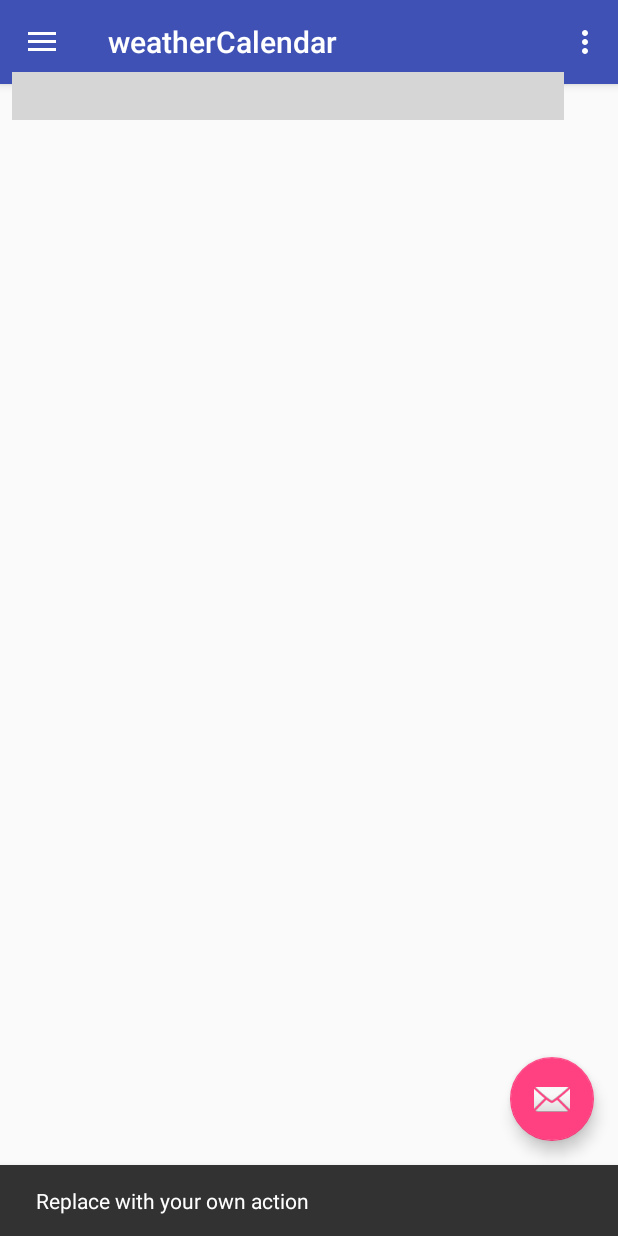
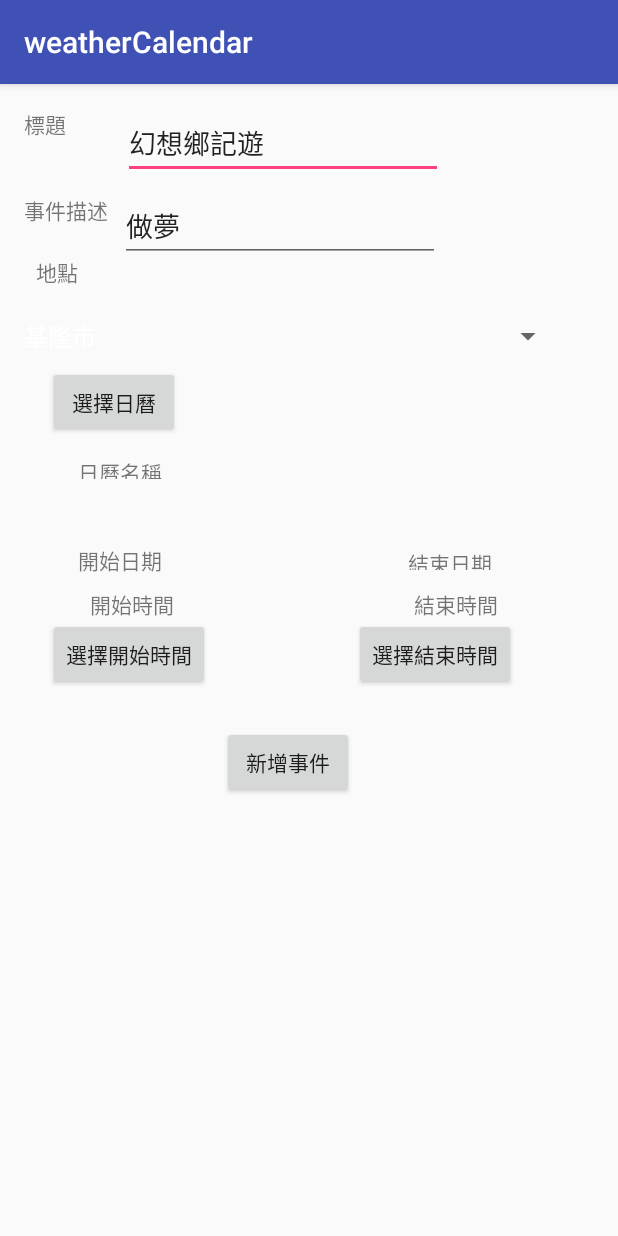
Before and after one commit to sappy5678/weather_calendar, an Android app: the MainActivity screen opened directly, with no data from a screen before it, after a tap on an icon or button, on a phone screen of 412 x 824 dp. Run offline under Robolectric (Android 15) with nearby library versions, the phone set to English and light mode, and no system bars; our stand-ins replace ButterKnife; libraries missing offline, so code that uses them is left out: com.prolificinteractive.materialcalendarview; plain views replace MaterialCalendarView; 7 statements that could not run were skipped; grey boxes are pictures that could not be loaded.

Commit message:
* fix fab bug

```diff
--- a/Frontend/weatherCalendar/app/src/main/AndroidManifest.xml
+++ b/Frontend/weatherCalendar/app/src/main/AndroidManifest.xml
@@ -32,6 +32,8 @@
                 <category android:name="android.intent.category.LAUNCHER" />
             </intent-filter>
         </activity>
+        <activity android:name=".event_adder">
+        </activity>
 
         <activity
             android:name=".MainActivity"
--- a/Frontend/weatherCalendar/app/src/main/java/com/example/weathercalendar/DayCalendar.java
+++ b/Frontend/weatherCalendar/app/src/main/java/com/example/weathercalendar/DayCalendar.java
@@ -74,8 +74,8 @@ public class DayCalendar extends AppCompatActivity
         fab.setOnClickListener(new View.OnClickListener() {
             @Override
             public void onClick(View view) {
-                Snackbar.make(view, "Replace with your own action", Snackbar.LENGTH_LONG)
-                        .setAction("Action", null).show();
+                Intent jump=new Intent(getApplicationContext(),event_adder.class);
+                startActivity(jump);
             }
         });
 
--- a/Frontend/weatherCalendar/app/src/main/java/com/example/weathercalendar/MainActivity.java
+++ b/Frontend/weatherCalendar/app/src/main/java/com/example/weathercalendar/MainActivity.java
@@ -80,8 +80,8 @@ public class MainActivity extends AppCompatActivity
         fab.setOnClickListener(new View.OnClickListener() {
             @Override
             public void onClick(View view) {
-                Snackbar.make(view, "Replace with your own action", Snackbar.LENGTH_LONG)
-                        .setAction("Action", null).show();
+                Intent jump=new Intent(getApplicationContext(),event_adder.class);
+                startActivity(jump);
             }
         });
 
--- /dev/null
+++ b/Frontend/weatherCalendar/app/src/main/java/com/example/weathercalendar/event_adder.java
@@ -0,0 +1,277 @@
+package com.example.weathercalendar;
+
+import android.*;
+import android.annotation.SuppressLint;
+import android.app.DatePickerDialog;
+import android.app.TimePickerDialog;
+import android.content.ContentResolver;
+import android.content.ContentValues;
+import android.content.DialogInterface;
+import android.content.pm.PackageManager;
+import android.database.Cursor;
+import android.net.Uri;
+import android.os.Bundle;
+import android.provider.CalendarContract;
+import android.provider.CalendarContract.Events;
+import android.support.v4.app.ActivityCompat;
+import android.support.v4.content.ContextCompat;
+import android.support.v7.app.AlertDialog;
+import android.support.v7.app.AppCompatActivity;
+import android.util.Log;
+import android.view.View;
+import android.widget.AdapterView;
+import android.widget.ArrayAdapter;
+import android.widget.Button;
+import android.widget.DatePicker;
+import android.widget.EditText;
+import android.widget.Spinner;
+import android.widget.TextView;
+import android.widget.TimePicker;
+import android.widget.Toast;
+
+import java.util.ArrayList;
+import java.util.Calendar;
+import java.util.List;
+import java.util.TimeZone;
+
+import butterknife.BindView;
+
+/**
+ * Created by user on 2017/12/22.
+ */
+
+public class event_adder extends AppCompatActivity {
+    //    @BindView(R.id.titleCon)
+//    TextView title;
+//    @BindView(R.id.descriptionCon)
+//    TextView description;
+//    @BindView(R.id.locationCon)
+//    Spinner locationChosser;
+//    @BindView(R.id.beginMessage)
+//    TextView BeginMes;
+//    @BindView(R.id.endMessage)
+//    TextView EndMes;
+//    @BindView(R.id.beginTime)
+//    Button btnBeginning;
+//    @BindView(R.id.endTime)
+//    Button btnEnd;
+//    @BindView(R.id.send)
+//    Button btnSend;
+    TextView title;
+    TextView description;
+    Spinner locationChosser;
+    TextView BeginMes;
+    TextView EndMes;
+    TextView BeginTimeMes;
+    TextView EndTimeMes;
+    Button btnBeginning;
+    Button btnEnd;
+    Button btnSend;
+    Button btncalendar_chooser;
+    private DatePickerDialog dataPicker;
+    private TimePickerDialog timePicker;
+    public Calendar initCal = Calendar.getInstance();
+    private Calendar beginCal = Calendar.getInstance();
+    private Calendar endCal = Calendar.getInstance();
+    private int calendar_id = 0;
+
+    @Override
+    protected void onCreate(Bundle savedInstanceState) {
+        super.onCreate(savedInstanceState);
+        setContentView(R.layout.event_adder);
+        title = (TextView) findViewById(R.id.titleCon);
+        description = (TextView) findViewById(R.id.descriptionCon);
+        locationChosser = (Spinner) findViewById(R.id.locationCon);
+        BeginMes = (TextView) findViewById(R.id.beginMessage);
+        EndMes = (TextView) findViewById(R.id.endMessage);
+        BeginTimeMes = (TextView) findViewById(R.id.beginTimeMes);
+        EndTimeMes = (TextView) findViewById(R.id.endTimeMes);
+        btnBeginning = (Button) findViewById(R.id.beginTime);
+        btnEnd = (Button) findViewById(R.id.endTime);
+        btnSend = (Button) findViewById(R.id.send);
+        btncalendar_chooser = (Button) findViewById(R.id.calendar_chooser);
+        final String[] loc = {""};
+        final ArrayAdapter<CharSequence> lunchList = ArrayAdapter.createFromResource(getApplicationContext(),
+                R.array.TW_location,
+                android.R.layout.simple_spinner_dropdown_item);
+        locationChosser.setAdapter(lunchList);
+        locationChosser.setOnItemSelectedListener(new AdapterView.OnItemSelectedListener() {
+            @Override
+            public void onItemSelected(AdapterView<?> adapterView, View view, int i, long l) {
+                loc[0] = lunchList.getItem(i).toString();
+            }
+
+            @Override
+            public void onNothingSelected(AdapterView<?> adapterView) {
+
+            }
+        });
+        btnBeginning.setOnClickListener(new View.OnClickListener() {
+            @Override
+            public void onClick(View view) {
+                timePicker(BeginMes, BeginTimeMes, beginCal);
+
+            }
+        });
+        btnEnd.setOnClickListener(new View.OnClickListener() {
+            @Override
+            public void onClick(View view) {
+                timePicker(EndMes, EndTimeMes, endCal);
+
+            }
+        });
+        btncalendar_chooser.setOnClickListener(new View.OnClickListener() {
+            @Override
+            public void onClick(View view) {
+                query_calendar();
+            }
+        });
+        btnSend.setOnClickListener(new View.OnClickListener() {
+            @Override
+            public void onClick(View view) {
+                TimeZone zone=initCal.getTimeZone();
+
+                ContentResolver cr = getContentResolver();
+                ContentValues values = new ContentValues();
+                values.put(Events.DTSTART, beginCal.getTimeInMillis());
+                values.put(Events.DTEND, endCal.getTimeInMillis());
+                values.put(Events.TITLE, title.getText().toString());
+                values.put(Events.DESCRIPTION, description.getText().toString());
+                values.put(Events.CALENDAR_ID, calendar_id);
+                values.put(Events.EVENT_TIMEZONE, zone.getID());
+                @SuppressLint("MissingPermission") Uri uri = cr.insert(Events.CONTENT_URI, values);
+                Toast toast = Toast.makeText(event_adder.this,"新增事件中", Toast.LENGTH_LONG);
+                toast.show();
+            }
+        });
+
+//        dataPicker = new DatePickerDialog(getApplicationContext(),new DatePickerDialog.OnDateSetListener()
+//        {
+//            @Override
+//            public void onDateSet(DatePicker view, int year, int monthOfYear, int dayOfMonth)
+//            {
+////                beginCal.set(Calendar.YEAR, year);
+////                beginCal.set(Calendar.MONTH, monthOfYear);
+////                beginCal.set(Calendar.DAY_OF_MONTH, dayOfMonth);
+////                String myFormat = "yyyy/MM/dd";
+////                SimpleDateFormat sdf = new SimpleDateFormat(myFormat, Locale.TAIWAN);
+////                etBirthday.setText(sdf.format(m_Calendar.getTime()));
+//            })
+//        };
+    }
+    protected void timePicker(final TextView Mes,final TextView TimeMes,final Calendar cal)
+    {
+        dataPicker=new DatePickerDialog(event_adder.this, new DatePickerDialog.OnDateSetListener() {
+            @Override
+            public void onDateSet(DatePicker datePicker, int year, int month, int dayOfMonth) {
+                cal.set(year,month,dayOfMonth);
+                Mes.setText(String.valueOf(year)+"/"+String.valueOf(month)+"/"+String.valueOf(dayOfMonth));
+                timePicker.show();
+            }
+        },
+                initCal.get(Calendar.YEAR),
+                initCal.get(Calendar.MONTH),
+                initCal.get(Calendar.DAY_OF_MONTH));
+        dataPicker.show();
+        timePicker=new TimePickerDialog(event_adder.this, new TimePickerDialog.OnTimeSetListener() {
+            @Override
+            public void onTimeSet(TimePicker timePicker, int hourOfDay, int minute) {
+                cal.set(Calendar.HOUR_OF_DAY,hourOfDay);
+                cal.set(Calendar.MINUTE,minute);
+                TimeMes.setText(String.valueOf(hourOfDay)+":"+String.valueOf(minute));
+            }
+        },
+                initCal.get(Calendar.HOUR_OF_DAY),
+                initCal.get(Calendar.MINUTE),
+                true);
+
+    }
+    public void query_calendar() {
+        // 設定要返回的資料
+        String[] EVENT_PROJECTION = new String[]{
+                CalendarContract.Calendars._ID,                             // 0 日歷ID
+                CalendarContract.Calendars.ACCOUNT_NAME,                // 1 日歷所屬的帳戶名稱
+                CalendarContract.Calendars.CALENDAR_DISPLAY_NAME,       // 2 日歷名稱
+                CalendarContract.Calendars.OWNER_ACCOUNT,                  // 3 日歷擁有者
+                CalendarContract.Calendars.CALENDAR_ACCESS_LEVEL,       // 4 對此日歷所擁有的權限
+        };
+        // 根據上面的設定，定義各資料的索引，提高代碼的可讀性
+        int PROJECTION_ID_INDEX = 0;
+        int PROJECTION_ACCOUNT_NAME_INDEX = 1;
+        int PROJECTION_DISPLAY_NAME_INDEX = 2;
+        int PROJECTION_OWNER_ACCOUNT_INDEX = 3;
+        int PROJECTION_CALENDAR_ACCESS_LEVEL = 4;
+        // 取得在EditText的帳戶名稱
+        String targetAccount = getResources().getString(R.string.targetAccount);
+        // 查詢日歷
+        Cursor cur;
+        ContentResolver cr = getContentResolver();
+        Uri uri = CalendarContract.Calendars.CONTENT_URI;
+        // 定義查詢條件，找出屬於上面Google帳戶及可以完全控制的日歷
+        String selection = "((" + CalendarContract.Calendars.ACCOUNT_NAME + " = ?) AND ("
+                + CalendarContract.Calendars.ACCOUNT_TYPE + " = ?) AND ("
+                + CalendarContract.Calendars.CALENDAR_ACCESS_LEVEL + " = ?))";
+        String[] selectionArgs = new String[]{targetAccount,
+                "com.google",
+                Integer.toString(CalendarContract.Calendars.CAL_ACCESS_OWNER)};
+        // 因為targetSDK=25，所以要在Apps運行時檢查權限
+        int permissionCheck = ContextCompat.checkSelfPermission(getApplicationContext(),
+                android.Manifest.permission.READ_CALENDAR);
+        // 建立List來暫存查詢的結果
+        final List<String> accountNameList = new ArrayList<>();
+        final List<Integer> calendarIdList = new ArrayList<>();
+        // 如果使用者給了權限便開始查詢日歷
+        if (permissionCheck == PackageManager.PERMISSION_GRANTED) {
+            cur = cr.query(uri, EVENT_PROJECTION, selection, selectionArgs, null);
+            if (cur != null) {
+                while (cur.moveToNext()) {
+                    long calendarId = 0;
+                    String accountName = null;
+                    String displayName = null;
+                    String ownerAccount = null;
+                    int accessLevel = 0;
+                    // 取得所需的資料
+                    calendarId = cur.getLong(PROJECTION_ID_INDEX);
+                    accountName = cur.getString(PROJECTION_ACCOUNT_NAME_INDEX);
+                    displayName = cur.getString(PROJECTION_DISPLAY_NAME_INDEX);
+                    ownerAccount = cur.getString(PROJECTION_OWNER_ACCOUNT_INDEX);
+                    accessLevel = cur.getInt(PROJECTION_CALENDAR_ACCESS_LEVEL);
+                    Log.i("query_calendar", String.format("calendarId=%s", calendarId));
+                    Log.i("query_calendar", String.format("accountName=%s", accountName));
+                    Log.i("query_calendar", String.format("displayName=%s", displayName));
+                    Log.i("query_calendar", String.format("ownerAccount=%s", ownerAccount));
+                    Log.i("query_calendar", String.format("accessLevel=%s", accessLevel));
+                    // 暫存資料讓使用者選擇
+                    accountNameList.add(displayName);
+                    calendarIdList.add((int) calendarId);
+                }
+                cur.close();
+            }
+            if (calendarIdList.size() != 0) {
+                // 建立一個Dialog讓使用者選擇日歷
+                AlertDialog.Builder adb = new AlertDialog.Builder(this);
+                final CharSequence items[] = accountNameList.toArray(new CharSequence[accountNameList.size()]);
+                adb.setSingleChoiceItems(items, 0, new DialogInterface.OnClickListener() {
+                    @Override
+                    public void onClick(DialogInterface dialog, int which) {
+                        TextView targetCalendarId = (TextView) findViewById(R.id.calendar_name);
+                        targetCalendarId.setText(items[which].toString());
+                        calendar_id=calendarIdList.get(which);
+                        dialog.dismiss();
+                    }
+                });
+                adb.setNegativeButton("CANCEL", null);
+                adb.show();
+            }
+            else {
+                Toast toast = Toast.makeText(this, "找不到日歷", Toast.LENGTH_LONG);
+                toast.show();
+            }
+        }
+        else {
+            Toast toast = Toast.makeText(this, "沒有所需的權限", Toast.LENGTH_LONG);
+            toast.show();
+        }
+    }
+
+}
--- a/Frontend/weatherCalendar/app/src/main/res/layout/activity_main.xml
+++ b/Frontend/weatherCalendar/app/src/main/res/layout/activity_main.xml
@@ -7,6 +7,7 @@
     android:layout_height="match_parent"
     android:fitsSystemWindows="true"
     tools:openDrawer="start">
+
 
     <include
         layout="@layout/app_bar_main"
@@ -24,4 +25,5 @@
         app:headerLayout="@layout/nav_header_main"
         app:menu="@menu/activity_main_drawer" />
 
+
 </android.support.v4.widget.DrawerLayout>
--- a/Frontend/weatherCalendar/app/src/main/res/layout/app_bar_main.xml
+++ b/Frontend/weatherCalendar/app/src/main/res/layout/app_bar_main.xml
@@ -20,12 +20,6 @@
 
     </android.support.design.widget.AppBarLayout>
 
-    <android.support.design.widget.FloatingActionButton
-        android:id="@+id/fab"
-        android:layout_width="wrap_content"
-        android:layout_height="wrap_content"
-        android:layout_gravity="bottom|end"
-        android:layout_margin="@dimen/fab_margin"
-        app:srcCompat="@android:drawable/ic_dialog_email" />
+
 
 </android.support.design.widget.CoordinatorLayout>
--- /dev/null
+++ b/Frontend/weatherCalendar/app/src/main/res/layout/event_adder.xml
@@ -0,0 +1,160 @@
+<?xml version="1.0" encoding="utf-8"?>
+<android.support.constraint.ConstraintLayout
+    xmlns:android="http://schemas.android.com/apk/res/android"
+    xmlns:app="http://schemas.android.com/apk/res-auto"
+    xmlns:tools="http://schemas.android.com/tools"
+    android:layout_width="match_parent"
+    android:layout_height="match_parent">
+
+    <TextView
+        android:id="@+id/textView2"
+        android:layout_width="wrap_content"
+        android:layout_height="wrap_content"
+        android:layout_marginStart="16dp"
+        android:layout_marginTop="16dp"
+        android:text="標題"
+        app:layout_constraintStart_toStartOf="parent"
+        app:layout_constraintTop_toTopOf="parent" />
+
+    <TextView
+        android:id="@+id/textView3"
+        android:layout_width="wrap_content"
+        android:layout_height="wrap_content"
+        android:layout_marginTop="36dp"
+        android:text="事件描述"
+        app:layout_constraintStart_toStartOf="@+id/textView2"
+        app:layout_constraintTop_toBottomOf="@+id/textView2" />
+
+    <EditText
+        android:id="@+id/titleCon"
+        android:layout_width="wrap_content"
+        android:layout_height="wrap_content"
+        android:layout_marginStart="38dp"
+        android:layout_marginTop="16dp"
+        android:ems="10"
+        android:inputType="textPersonName"
+        android:text="幻想鄉記遊"
+        app:layout_constraintStart_toEndOf="@+id/textView2"
+        app:layout_constraintTop_toTopOf="parent" />
+
+    <EditText
+        android:id="@+id/descriptionCon"
+        android:layout_width="wrap_content"
+        android:layout_height="wrap_content"
+        android:layout_marginStart="8dp"
+        android:layout_marginTop="8dp"
+        android:ems="10"
+        android:inputType="textPersonName"
+        android:text="做夢"
+        app:layout_constraintStart_toEndOf="@+id/textView3"
+        app:layout_constraintTop_toBottomOf="@+id/titleCon" />
+
+    <Spinner
+        android:id="@+id/locationCon"
+        android:layout_width="368dp"
+        android:layout_height="wrap_content"
+        android:layout_marginStart="8dp"
+        android:layout_marginTop="144dp"
+        app:layout_constraintStart_toStartOf="parent"
+        app:layout_constraintTop_toTopOf="parent" />
+
+    <TextView
+        android:id="@+id/textView4"
+        android:layout_width="wrap_content"
+        android:layout_height="wrap_content"
+        android:layout_marginBottom="8dp"
+        android:layout_marginStart="16dp"
+        android:text="地點"
+        app:layout_constraintBottom_toTopOf="@+id/locationCon"
+        app:layout_constraintStart_toStartOf="@+id/locationCon" />
+
+    <Button
+        android:id="@+id/beginTime"
+        android:layout_width="wrap_content"
+        android:layout_height="wrap_content"
+        android:layout_marginStart="32dp"
+        android:layout_marginTop="356dp"
+        android:text="選擇開始時間"
+        app:layout_constraintStart_toStartOf="parent"
+        app:layout_constraintTop_toTopOf="parent" />
+
+    <Button
+        android:id="@+id/endTime"
+        android:layout_width="wrap_content"
+        android:layout_height="wrap_content"
+        android:layout_marginStart="96dp"
+        android:layout_marginTop="356dp"
+        android:text="選擇結束時間"
+        app:layout_constraintStart_toEndOf="@+id/beginTime"
+        app:layout_constraintTop_toTopOf="parent" />
+
+    <Button
+        android:id="@+id/send"
+        android:layout_width="wrap_content"
+        android:layout_height="wrap_content"
+        android:layout_marginStart="148dp"
+        android:layout_marginTop="428dp"
+        android:text="新增事件"
+        app:layout_constraintStart_toStartOf="parent"
+        app:layout_constraintTop_toTopOf="parent" />
+
+    <TextView
+        android:id="@+id/beginMessage"
+        android:layout_width="wrap_content"
+        android:layout_height="wrap_content"
+        android:layout_marginBottom="28dp"
+        android:layout_marginStart="52dp"
+        android:text="開始日期"
+        app:layout_constraintBottom_toTopOf="@+id/beginTime"
+        app:layout_constraintStart_toStartOf="parent" />
+
+    <TextView
+        android:id="@+id/endMessage"
+        android:layout_width="wrap_content"
+        android:layout_height="15dp"
+        android:layout_marginBottom="32dp"
+        android:layout_marginStart="164dp"
+        android:text="結束日期"
+        app:layout_constraintBottom_toTopOf="@+id/endTime"
+        app:layout_constraintStart_toEndOf="@+id/beginMessage" />
+
+    <TextView
+        android:id="@+id/beginTimeMes"
+        android:layout_width="wrap_content"
+        android:layout_height="wrap_content"
+        android:layout_marginStart="8dp"
+        android:layout_marginTop="8dp"
+        android:text="開始時間"
+        app:layout_constraintStart_toStartOf="@+id/beginMessage"
+        app:layout_constraintTop_toBottomOf="@+id/beginMessage" />
+
+    <TextView
+        android:id="@+id/endTimeMes"
+        android:layout_width="wrap_content"
+        android:layout_height="wrap_content"
+        android:layout_marginStart="4dp"
+        android:layout_marginTop="12dp"
+        android:text="結束時間"
+        app:layout_constraintStart_toStartOf="@+id/endMessage"
+        app:layout_constraintTop_toBottomOf="@+id/endMessage" />
+
+    <TextView
+        android:id="@+id/calendar_name"
+        android:layout_width="wrap_content"
+        android:layout_height="15dp"
+        android:layout_marginStart="52dp"
+        android:layout_marginTop="12dp"
+        android:text="日曆名稱"
+        app:layout_constraintStart_toStartOf="parent"
+        app:layout_constraintTop_toBottomOf="@+id/calendar_chooser" />
+
+    <Button
+        android:id="@+id/calendar_chooser"
+        android:layout_width="wrap_content"
+        android:layout_height="wrap_content"
+        android:layout_marginStart="32dp"
+        android:layout_marginTop="188dp"
+        android:text="選擇日曆"
+        app:layout_constraintStart_toStartOf="parent"
+        app:layout_constraintTop_toTopOf="parent" />
+</android.support.constraint.ConstraintLayout>
--- a/Frontend/weatherCalendar/app/src/main/res/values/strings.xml
+++ b/Frontend/weatherCalendar/app/src/main/res/values/strings.xml
@@ -9,5 +9,29 @@
     <string name="title_activity_welcome">WelcomeActivity</string>
     <string name="dummy_button">Dummy Button</string>
     <string name="dummy_content">DUMMY\nCONTENT</string>
-    <string name="targetAccount">sappy5678@gmail.com</string>
+    <string name="targetAccount">alucard6686@gmail.com</string>
+    <string-array name="TW_location">
+        <item>基隆市</item>
+        <item>臺北市</item>
+        <item>新北市</item>
+        <item>桃園市</item>
+        <item>新竹市</item>
+        <item>新竹縣</item>
+        <item>苗栗縣</item>
+        <item>臺中市</item>
+        <item>彰化縣</item>
+        <item>南投縣</item>
+        <item>雲林縣</item>
+        <item>嘉義市</item>
+        <item>嘉義縣</item>
+        <item>宜蘭縣</item>
+        <item>花蓮縣</item>
+        <item>臺東縣</item>
+        <item>臺南市</item>
+        <item>高雄市</item>
+        <item>屏東縣</item>
+        <item>連江縣</item>
+        <item>金門縣</item>
+        <item>澎湖縣</item>
+    </string-array>
 </resources>
```
Also changed, not shown: Frontend/weatherCalendar/app/src/main/res/layout/content_main.xml (+18 -0 lines), Frontend/weatherCalendar/app/src/main/res/layout/day_calendar.xml (+19 -0 lines).
